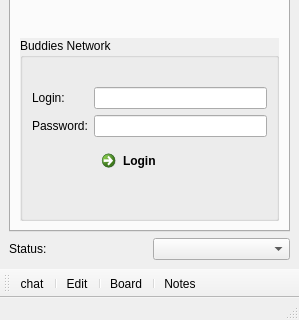
ioannisb/Buddies-1.10, file buddies.ui: the form before one commit; both pictures show x 0 to 299 and y 215 to 535 of the 299 by 535 pixel window.
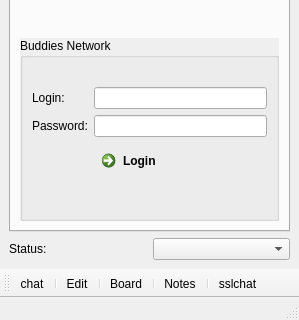
The form after the commit. Icons and pictures are not drawn.

The edit to the form file:
```diff
--- a/buddies.ui
+++ b/buddies.ui
@@ -323,6 +323,8 @@
    <addaction name="actionBoard"/>
    <addaction name="separator"/>
    <addaction name="actionNotes"/>
+   <addaction name="separator"/>
+   <addaction name="actionSslchat"/>
   </widget>
   <action name="action_Credits">
    <property name="icon">
@@ -405,6 +407,18 @@
     <string>Notes</string>
    </property>
   </action>
+  <action name="actionSslchat">
+   <property name="icon">
+    <iconset resource="Buddies.qrc">
+     <normaloff>:/images/Lock.png</normaloff>:/images/Lock.png</iconset>
+   </property>
+   <property name="text">
+    <string>sslchat</string>
+   </property>
+   <property name="toolTip">
+    <string>SSL Chat</string>
+   </property>
+  </action>
  </widget>
  <resources>
   <include location="Buddies.qrc"/>
```
Left out of the diff: 17 changed lines with no effect on the pictures.
